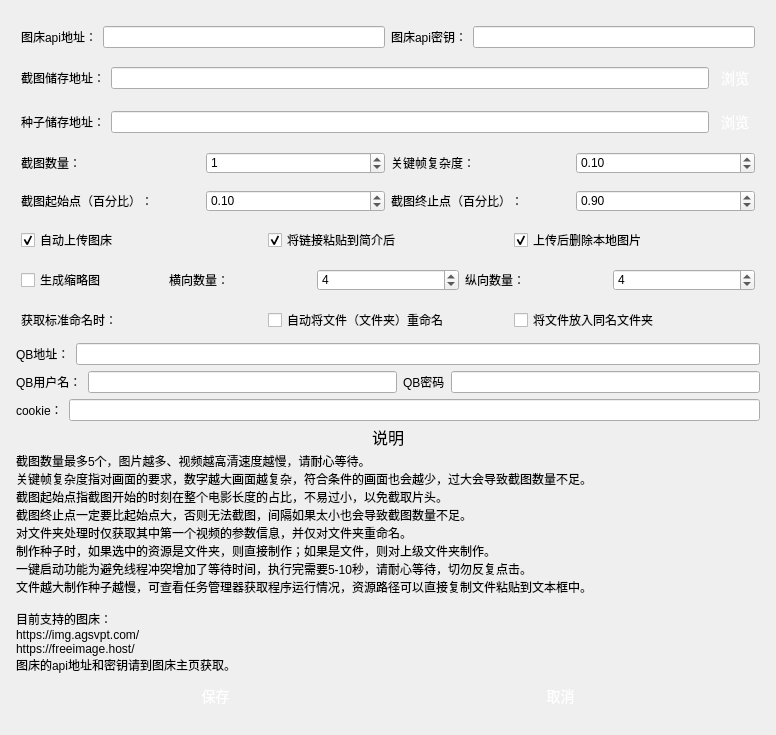
Qt form ph/ui/settings.ui (waidosia/ph-bjd-playlet) before a commit.
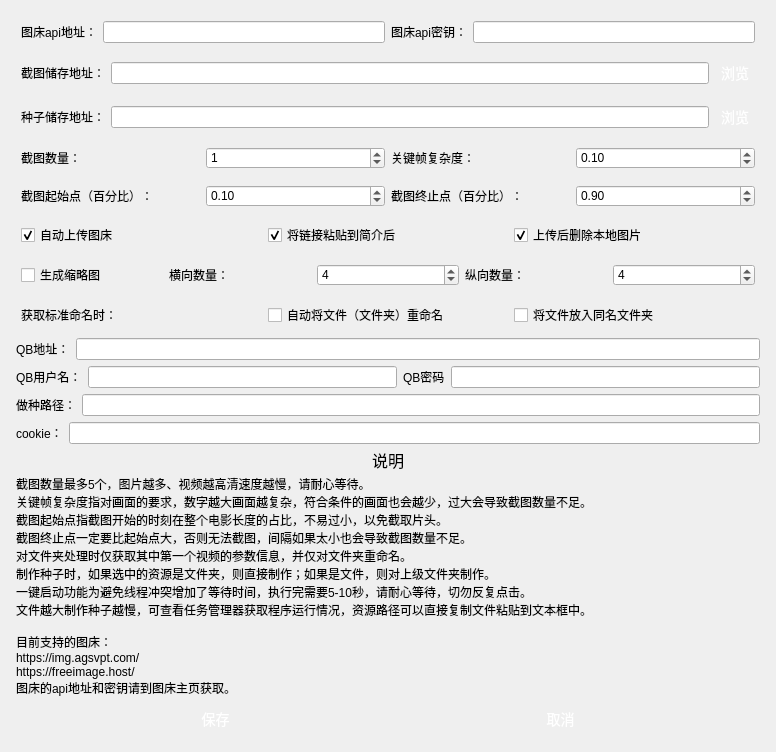
The same form after that commit.

Commit message: 修复bug，新增做种路径

Patch:
```diff
--- a/ph/ui/settings.ui
+++ b/ph/ui/settings.ui
@@ -1187,6 +1187,20 @@
        </item>
       </layout>
      </item>
+     <item>
+      <layout class="QHBoxLayout" name="horizontalLayout_13">
+       <item>
+        <widget class="QLabel" name="label_18">
+         <property name="text">
+          <string>做种路径：</string>
+         </property>
+        </widget>
+       </item>
+       <item>
+        <widget class="QLineEdit" name="resourcePath"/>
+       </item>
+      </layout>
+     </item>
      <item>
       <layout class="QHBoxLayout" name="horizontalLayout_12">
        <item>
```
The commit also changes 2 other files.
